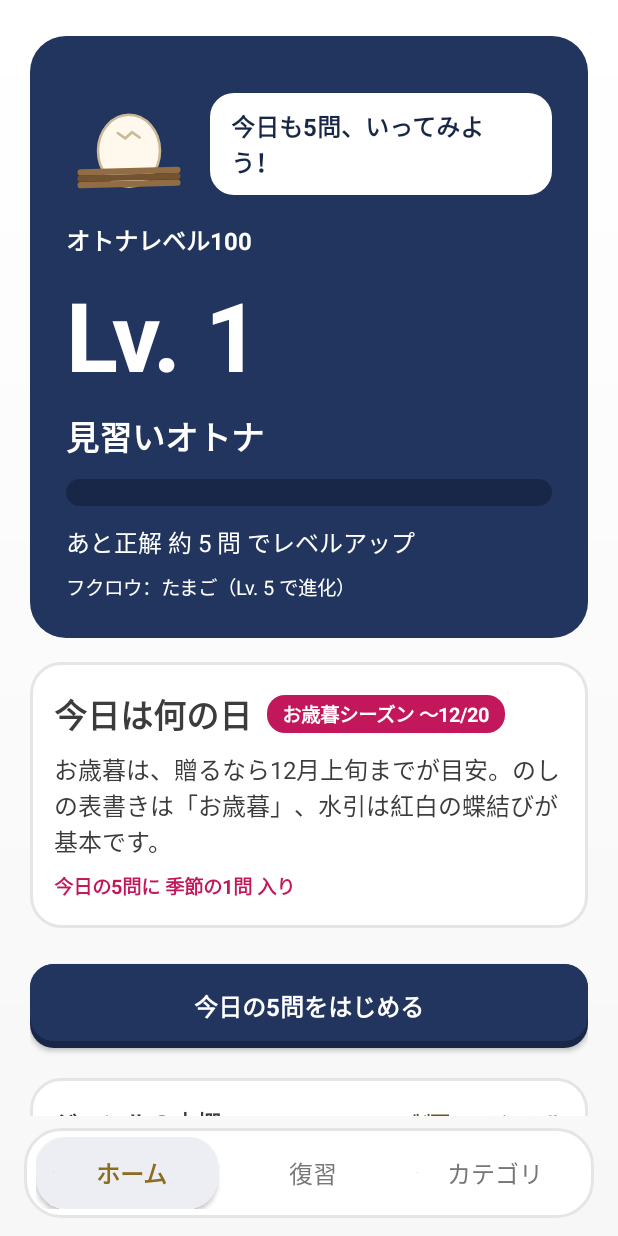
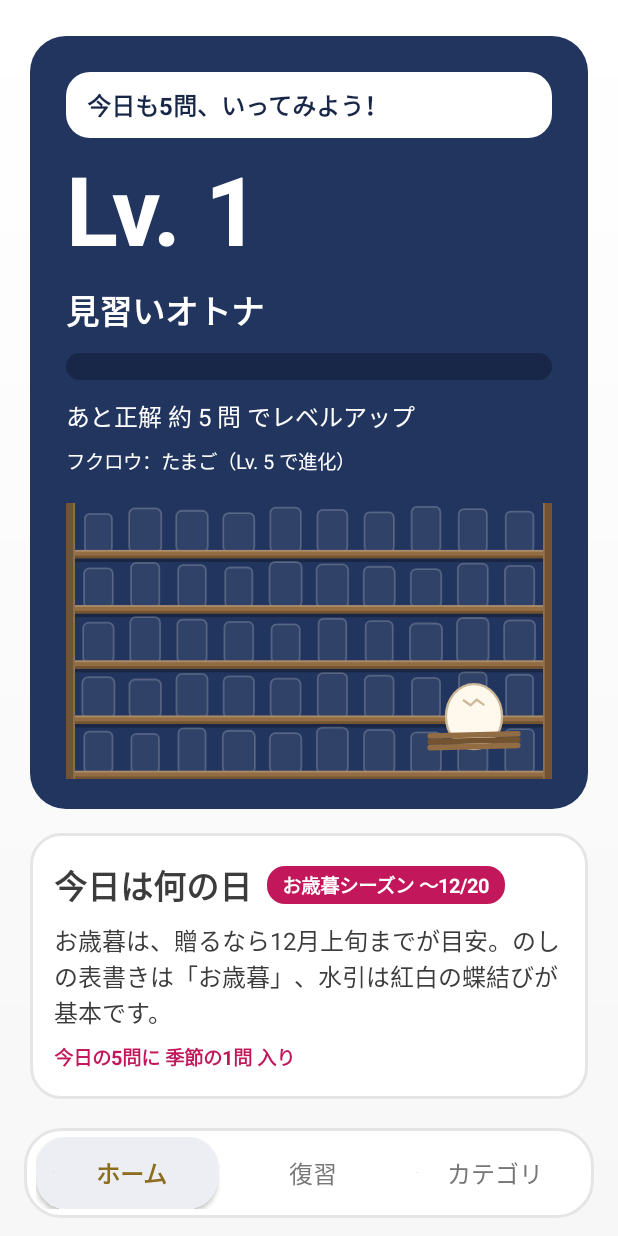
Before and after one commit to TaigaShinohara/otona-level-100, an Android app: the screen it shows after launch (MainActivity), on a phone screen of 412 x 824 dp. Run offline under Robolectric (Android 15) with nearby library versions, the phone set to English and light mode, and no system bars.

Commit message:
v0.16.0: 本棚をキャラの背景（書斎シーン）に作り替え＋描画品質向上、minimal審査でノイズ5件削除

```diff
--- a/app/build.gradle.kts
+++ b/app/build.gradle.kts
@@ -26,8 +26,8 @@ android {
         applicationId = "com.taigashinohara.otonalevel100"
         minSdk = 26
         targetSdk = 35
-        versionCode = 19
-        versionName = "0.15.0"
+        versionCode = 20
+        versionName = "0.16.0"
     }
 
     signingConfigs {
--- a/app/src/main/java/com/taigashinohara/otonalevel100/Art.kt
+++ b/app/src/main/java/com/taigashinohara/otonalevel100/Art.kt
@@ -37,51 +37,114 @@ private val WOOD_DARK = Color.rgb(0x74, 0x54, 0x30)
 private val GHOST = Color.rgb(0xC9, 0xCF, 0xD8)
 
 /**
- * One bookshelf row (v0.14.0): books in the category colour fill the shelf
- * as the category's graduation ratio grows; empty slots stay as faint
- * outlines so the remaining room is visible, and a completed category's
- * last book turns gold. Board is drawn last so book bottoms tuck behind it.
+ * The owl's bookshelf scene (v0.16.0, replaces the ShelfView rows): the
+ * shelf is the character's background AND the progress display at once —
+ * five shelves (one per category) inside a wooden frame, drawn behind the
+ * owl in the home panel. Books fill with each category's graduation ratio;
+ * a completed category's last book turns gold. Craft details: varied book
+ * heights/widths (deterministic per slot), a spine highlight stripe and a
+ * top band on every filled book, one leaning book at the end of a partial
+ * run, recessed ghost silhouettes for empty slots, boards with a top
+ * highlight and a drop shadow, and side posts so it reads as one unit.
  */
-class ShelfView(context: Context, private val bookColor: Int, private val books: Int, private val complete: Boolean) : View(context) {
+class ShelfSceneView(
+    context: Context,
+    private val booksPerGenre: IntArray,
+    private val completePerGenre: BooleanArray,
+    private val colorsPerGenre: IntArray,
+    private val dark: Boolean,
+) : View(context) {
     private val p = Paint(Paint.ANTI_ALIAS_FLAG)
+    private val gold = Color.rgb(0xC9, 0xA8, 0x6A)
+
+    private fun drawBook(canvas: Canvas, rect: RectF, color: Int, goldBook: Boolean) {
+        p.style = Paint.Style.FILL
+        p.color = color
+        val r = rect.width() * 0.18f
+        canvas.drawRoundRect(rect, r, r, p)
+        // Spine highlight stripe (left) — the light catching the spine edge.
+        p.color = Color.argb(52, 255, 255, 255)
+        canvas.drawRect(rect.left + rect.width() * 0.14f, rect.top + rect.height() * 0.05f,
+            rect.left + rect.width() * 0.26f, rect.bottom - rect.height() * 0.05f, p)
+        // Band near the top of the spine.
+        p.color = if (goldBook) Color.argb(130, 255, 255, 255) else Color.argb(64, 0, 0, 0)
+        canvas.drawRect(rect.left + rect.width() * 0.08f, rect.top + rect.height() * 0.16f,
+            rect.right - rect.width() * 0.08f, rect.top + rect.height() * 0.24f, p)
+        // Bottom shade so the book sits into the shelf.
+        p.color = Color.argb(34, 0, 0, 0)
+        canvas.drawRect(rect.left, rect.bottom - rect.height() * 0.12f, rect.right, rect.bottom, p)
+    }
 
     override fun onDraw(canvas: Canvas) {
         super.onDraw(canvas)
         val w = width.toFloat()
         val h = height.toFloat()
         if (w <= 0f || h <= 0f) return
-        val boardH = h * 0.20f
-        val boardTop = h - boardH
-        val slots = Bookshelf.BOOKS_PER_SHELF
-        val slotW = w / slots
-        for (i in 0 until slots) {
-            val cx = slotW * i + slotW / 2f
-            val frac = 0.68f + ((i * 29) % 4) * 0.08f
-            val bookH = (boardTop - h * 0.06f) * frac
-            // Upright-book proportions: clearly taller than wide, with air
-            // between neighbours (wide capsules read as pills, not books).
-            val bookW = min(slotW * 0.68f, bookH * 0.66f)
-            val rect = RectF(cx - bookW / 2f, boardTop - bookH, cx + bookW / 2f, boardTop + boardH * 0.3f)
+        val density = resources.displayMetrics.density
+        val postW = 6f * density
+        val rows = booksPerGenre.size
+        val rowH = h / rows
+        val boardT = maxOf(4f * density, rowH * 0.15f)
+        val innerL = postW
+        val innerR = w - postW
+        val slotW = (innerR - innerL) / Bookshelf.BOOKS_PER_SHELF
+
+        for (g in 0 until rows) {
+            val rowBottom = rowH * (g + 1)
+            val boardTop = rowBottom - boardT
+            val bookZoneH = boardTop - rowH * g - 2f * density
+            val books = booksPerGenre[g]
+            val complete = completePerGenre[g]
+            for (i in 0 until Bookshelf.BOOKS_PER_SHELF) {
+                val cx = innerL + slotW * i + slotW / 2f
+                val varH = ((g * 31 + i * 17) % 10) / 10f
+                val varW = ((g * 13 + i * 29) % 10) / 10f
+                val bookH = bookZoneH * (0.82f + 0.18f * varH)
+                val bookW = slotW * (0.58f + 0.12f * varW)
+                val rect = RectF(cx - bookW / 2f, boardTop - bookH, cx + bookW / 2f, boardTop + boardT * 0.3f)
                 if (i < books) {
                     val isGold = complete && i == books - 1
+                    val leans = i == books - 1 && books in 1..8
+                    if (leans) {
+                        canvas.save()
+                        canvas.rotate(-8f, rect.left, boardTop)
+                        drawBook(canvas, rect, if (isGold) gold else colorsPerGenre[g], isGold)
+                        canvas.restore()
+                    } else {
+                        drawBook(canvas, rect, if (isGold) gold else colorsPerGenre[g], isGold)
+                    }
+                } else {
+                    // Empty slot: a soft silhouette. The panel is midnight
+                    // in both themes, so the treatment is always light-based:
+                    // a faint fill plus a slightly stronger rim — visible as
+                    // "room to grow" without the old white-capsule loudness.
                     p.style = Paint.Style.FILL
-                p.color = if (isGold) ORANGE else bookColor
-                canvas.drawRoundRect(rect, bookW * 0.16f, bookW * 0.16f, p)
-                // A small band near the top of each spine.
-                p.color = Color.argb(70, 0, 0, 0)
-                canvas.drawRect(rect.left, rect.top + bookH * 0.16f, rect.right, rect.top + bookH * 0.24f, p)
-            } else {
+                    p.color = Color.argb(16, 255, 255, 255)
+                    canvas.drawRoundRect(rect, rect.width() * 0.18f, rect.width() * 0.18f, p)
                     p.style = Paint.Style.STROKE
-                p.strokeWidth = maxOf(1.5f, h * 0.02f)
-                p.color = GHOST
-                canvas.drawRoundRect(rect, bookW * 0.16f, bookW * 0.16f, p)
+                    p.strokeWidth = 1.2f * density
+                    p.color = Color.argb(52, 255, 255, 255)
+                    canvas.drawRoundRect(rect, rect.width() * 0.18f, rect.width() * 0.18f, p)
                     p.style = Paint.Style.FILL
                 }
             }
+            // Board: shadow first, then the board, then its top highlight.
+            p.color = Color.argb(70, 0, 0, 0)
+            canvas.drawRect(innerL - 2f, rowBottom - 1f, innerR + 2f, rowBottom + 2.5f * density, p)
             p.color = WOOD
-        canvas.drawRoundRect(RectF(0f, boardTop, w, h), boardH * 0.4f, boardH * 0.4f, p)
+            canvas.drawRect(innerL - 2f, boardTop, innerR + 2f, rowBottom, p)
+            p.color = Color.argb(56, 255, 255, 255)
+            canvas.drawRect(innerL - 2f, boardTop, innerR + 2f, boardTop + 1.2f * density, p)
             p.color = WOOD_DARK
-        canvas.drawRect(0f, boardTop, w, boardTop + boardH * 0.28f, p)
+            canvas.drawRect(innerL - 2f, rowBottom - boardT * 0.3f, innerR + 2f, rowBottom, p)
+        }
+        // Side posts: the frame that makes five boards one bookshelf.
+        p.color = WOOD_DARK
+        canvas.drawRect(0f, 0f, postW, h, p)
+        canvas.drawRect(w - postW, 0f, w, h, p)
+        p.color = Color.argb(44, 255, 255, 255)
+        canvas.drawRect(postW - 1.2f * density, 0f, postW, h, p)
+        canvas.drawRect(w - postW, 0f, w - postW + 1.2f * density, h, p)
     }
 }
 
--- a/app/src/main/java/com/taigashinohara/otonalevel100/MainActivity.kt
+++ b/app/src/main/java/com/taigashinohara/otonalevel100/MainActivity.kt
@@ -480,37 +480,22 @@ class MainActivity : Activity() {
             "「知らないと恥ずかしい」を1つ減らそう", "スキマ時間でレベルアップ！",
             "無理なく、楽しくいこう")
         val cheer = cheers[(today % cheers.size).toInt()]
-        val mascotRow = LinearLayout(this).apply {
-            orientation = LinearLayout.HORIZONTAL
-            gravity = Gravity.CENTER_VERTICAL
-        }
         // Growth (v0.14.0): the owl's form follows the level; from the
         // branch level on, tapping it toggles the evolution-path choice.
+        // v0.16.0: the owl lives in the bookshelf scene at the panel's foot
+        // (the shelf is its background); the header keeps only its bubble.
+        // The app-name line retired here (minimal pass: the user knows
+        // which app they opened; it carried no decision).
         val owlStage = OwlGrowth.stageForLevel(level)
         val owlPath = store.evolutionPath
         var evoCard: View? = null
-        val mascot = MascotView(this, owlStage, owlPath)
-        mascot.contentDescription = if (OwlGrowth.canBranch(level))
-            "フクロウ。現在の姿は${OwlGrowth.stageName(owlStage, owlPath)}。タップで進化の方向を選べます"
-        else "フクロウ。現在の姿は${OwlGrowth.stageName(owlStage, owlPath)}"
-        if (OwlGrowth.canBranch(level)) {
-            mascot.isClickable = true
-            mascot.setOnClickListener {
-                evoCard?.let { it.visibility = if (it.visibility == View.VISIBLE) View.GONE else View.VISIBLE }
-            }
-        }
-        mascotRow.addView(mascot, LinearLayout.LayoutParams(dp(84), dp(96)))
         val bubble = label(cheer, sizeBody, pal.greenDark, bold = true).apply {
             background = GradientDrawable().apply {
                 cornerRadius = dp(16).toFloat(); setColor(Color.WHITE)
             }
             setPadding(dp(14), dp(10), dp(14), dp(10))
         }
-        val bubbleLp = LinearLayout.LayoutParams(ViewGroup.LayoutParams.WRAP_CONTENT, ViewGroup.LayoutParams.WRAP_CONTENT)
-        bubbleLp.leftMargin = dp(12)
-        mascotRow.addView(bubble, bubbleLp)
-        panel.addView(mascotRow)
-        panel.addView(label("オトナレベル100", sizeBody, Color.WHITE, bold = true))
+        panel.addView(bubble)
         panel.addView(label("Lv. $level", sizeHero, Color.WHITE, bold = true))
         panel.addView(label(LevelSystem.titleForLevel(level), sizeHead, Color.WHITE, bold = true))
         val bar = LevelBar(fillTop = pal.yellow, fillBottom = pal.yellow, trackColor = pal.greenDark)
@@ -530,6 +515,52 @@ class MainActivity : Activity() {
             nextOwl != null -> "フクロウ：${OwlGrowth.stageName(owlStage, owlPath)}（Lv. $nextOwl で進化）"
             else -> "フクロウ：${OwlGrowth.stageName(owlStage, owlPath)}"
         }, sizeSmall, Color.WHITE))
+
+        // Bookshelf scene (v0.16.0): the shelf is the owl's background AND
+        // the progress display — five shelves inside the panel, books fill
+        // with each genre's graduation ratio, and the owl stands on the
+        // bottom shelf. The labelled card version retired here (minimal
+        // pass: same data, shown once, as a picture); exact numbers live
+        // on the Categories tab, the summary in the content description.
+        val statesH = store.allStates()
+        val shelfSummary = StringBuilder("フクロウの本棚。カテゴリ別の卒業割合。")
+        val booksArr = IntArray(Questions.categories.size)
+        val completeArr = BooleanArray(Questions.categories.size)
+        val colorArr = IntArray(Questions.categories.size)
+        Questions.categories.forEachIndexed { idx, cat ->
+            val qs = Questions.all.filter { it.category == cat }
+            val grad = qs.count { q -> statesH[q.id]?.let { ReviewLogic.isGraduated(it) } == true }
+            val rate = if (qs.isEmpty()) 0 else grad * 100 / qs.size
+            shelfSummary.append("${cat.substringBefore("・")} ${rate}パーセント。")
+            booksArr[idx] = Bookshelf.booksFor(grad, qs.size)
+            completeArr[idx] = Bookshelf.isComplete(grad, qs.size)
+            colorArr[idx] = pal.categoryColors[idx % pal.categoryColors.size]
+        }
+        val darkNow = (resources.configuration.uiMode and Configuration.UI_MODE_NIGHT_MASK) ==
+            Configuration.UI_MODE_NIGHT_YES
+        val scene = FrameLayout(this)
+        val shelfScene = ShelfSceneView(this, booksArr, completeArr, colorArr, darkNow)
+        shelfScene.contentDescription = shelfSummary.toString()
+        scene.addView(shelfScene, FrameLayout.LayoutParams(
+            ViewGroup.LayoutParams.MATCH_PARENT, ViewGroup.LayoutParams.MATCH_PARENT))
+        val sceneOwl = MascotView(this, owlStage, owlPath)
+        sceneOwl.contentDescription = if (OwlGrowth.canBranch(level))
+            "フクロウ。現在の姿は${OwlGrowth.stageName(owlStage, owlPath)}。タップで進化の方向を選べます"
+        else "フクロウ。現在の姿は${OwlGrowth.stageName(owlStage, owlPath)}"
+        if (OwlGrowth.canBranch(level)) {
+            sceneOwl.isClickable = true
+            sceneOwl.setOnClickListener {
+                evoCard?.let { it.visibility = if (it.visibility == View.VISIBLE) View.GONE else View.VISIBLE }
+            }
+        }
+        val owlLp = FrameLayout.LayoutParams(dp(76), dp(86))
+        owlLp.gravity = Gravity.BOTTOM or Gravity.RIGHT
+        owlLp.rightMargin = dp(14)
+        owlLp.bottomMargin = dp(3)
+        scene.addView(sceneOwl, owlLp)
+        val sceneLp = LinearLayout.LayoutParams(ViewGroup.LayoutParams.MATCH_PARENT, dp(184))
+        sceneLp.topMargin = dp(14)
+        panel.addView(scene, sceneLp)
         col.addView(panel)
 
         // Seasonal card (v0.15.0): shown only while a calendar event is
@@ -626,57 +657,6 @@ class MainActivity : Activity() {
             col.addView(card, clp)
             evoCard = card
         }
-        // The bookshelf (v0.14.0, concept D chosen by the user; replaces the
-        // dots + mini bars of UX3-06, which showed the same data quietly):
-        // one shelf per category, books fill with the graduation ratio, a
-        // completed category earns a gold book. Detail lives on the
-        // Categories tab, percentages live in the content description.
-        val statesH = store.allStates()
-        val shelfCard = LinearLayout(this).apply {
-            orientation = LinearLayout.VERTICAL
-            setPadding(dp(16), dp(14), dp(16), dp(14))
-            background = cardDrawable(dp(20).toFloat())
-        }
-        val shelfSummary = StringBuilder("ジャンルの本棚。カテゴリ別の卒業割合。")
-        var completedGenres = 0
-        val shelfRows = ArrayList<View>()
-        Questions.categories.forEachIndexed { idx, cat ->
-            val qs = Questions.all.filter { it.category == cat }
-            val grad = qs.count { q -> statesH[q.id]?.let { ReviewLogic.isGraduated(it) } == true }
-            val rate = if (qs.isEmpty()) 0 else grad * 100 / qs.size
-            shelfSummary.append("${cat.substringBefore("・")} ${rate}パーセント。")
-            if (Bookshelf.isComplete(grad, qs.size)) completedGenres++
-            val accent = pal.categoryColors[idx % pal.categoryColors.size]
-            val row = LinearLayout(this).apply {
-                orientation = LinearLayout.HORIZONTAL
-                gravity = Gravity.CENTER_VERTICAL
-            }
-            row.addView(label(cat.substringBefore("・"), sizeSmall, grey, bold = true),
-                LinearLayout.LayoutParams(dp(46), ViewGroup.LayoutParams.WRAP_CONTENT))
-            row.addView(
-                ShelfView(this, accent, Bookshelf.booksFor(grad, qs.size), Bookshelf.isComplete(grad, qs.size)),
-                LinearLayout.LayoutParams(0, dp(52), 1f)
-            )
-            shelfRows.add(row)
-        }
-        val shelfHead = LinearLayout(this).apply {
-            orientation = LinearLayout.HORIZONTAL
-            gravity = Gravity.CENTER_VERTICAL
-        }
-        shelfHead.addView(label("ジャンルの本棚", sizeBody, navy, bold = true),
-            LinearLayout.LayoutParams(0, ViewGroup.LayoutParams.WRAP_CONTENT, 1f))
-        shelfHead.addView(label("制覇 ${completedGenres}/5 ジャンル", sizeSmall, pal.yellowText, bold = true))
-        shelfCard.addView(shelfHead)
-        shelfRows.forEachIndexed { i, row ->
-            val lp = LinearLayout.LayoutParams(ViewGroup.LayoutParams.MATCH_PARENT, ViewGroup.LayoutParams.WRAP_CONTENT)
-            if (i > 0) lp.topMargin = dp(6)
-            shelfCard.addView(row, lp)
-        }
-        shelfCard.contentDescription = shelfSummary.toString()
-        val shelfLp = LinearLayout.LayoutParams(ViewGroup.LayoutParams.MATCH_PARENT, ViewGroup.LayoutParams.WRAP_CONTENT)
-        shelfLp.topMargin = dp(20)
-        col.addView(shelfCard, shelfLp)
-        col.addView(label("1セット5問・約1分。レベルは下がりません", sizeSmall, grey))
         return ScrollView(this).apply { addView(col) }
     }
 
@@ -1410,7 +1390,8 @@ class MainActivity : Activity() {
             setPadding(dp(20), dp(20), dp(20), dp(20))
         }
         col.addView(label("カテゴリ", sizeHead, navy, bold = true))
-        col.addView(label("ジャンルをタップすると、そのジャンルだけで挑戦できます", sizeSmall, grey))
+        // Minimal pass (v0.16.0): the how-to line retired — each row's
+        // 「挑戦」 pill already says the row is tappable.
         Questions.categories.forEachIndexed { idx, cat ->
             val qs = Questions.all.filter { it.category == cat }
             val graduated = qs.count { q -> states[q.id]?.let { ReviewLogic.isGraduated(it) } == true }
@@ -1467,10 +1448,9 @@ class MainActivity : Activity() {
             lp.topMargin = dp(12)
             col.addView(box, lp)
         }
-        val totalGraduated = states.values.count { ReviewLogic.isGraduated(it) }
-        // UX3-10: totalAnswered counts every answer (repeats included), so
-        // the wording says 回答回数, not 解いた問題数.
-        col.addView(label("回答は通算 ${store.totalAnswered} 回 ・ 卒業は合計 ${totalGraduated} 問", sizeSmall, grey))
+        // Minimal pass (v0.16.0): the lifetime-stats footer retired — it
+        // was a standing statistic unrelated to this tab's job (picking a
+        // genre); overall progress lives on Home (level + bookshelf).
         return ScrollView(this).apply { addView(col) }
     }
 
```
Also changed, not shown: 3 other files. Lines whose indentation alone changed are shown as unchanged.
